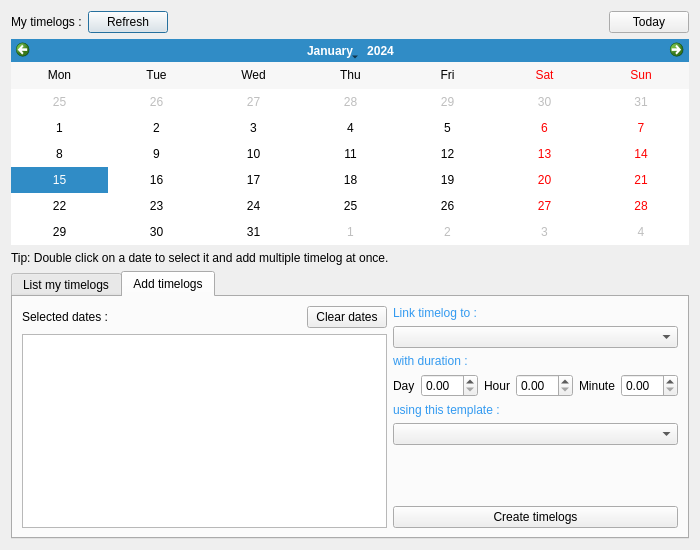
First picture: the form in Scripts/user_interfaces/AquariumTimelogs.ui, repository fatfish-lab/aquarium-studio-prism, before the edit.
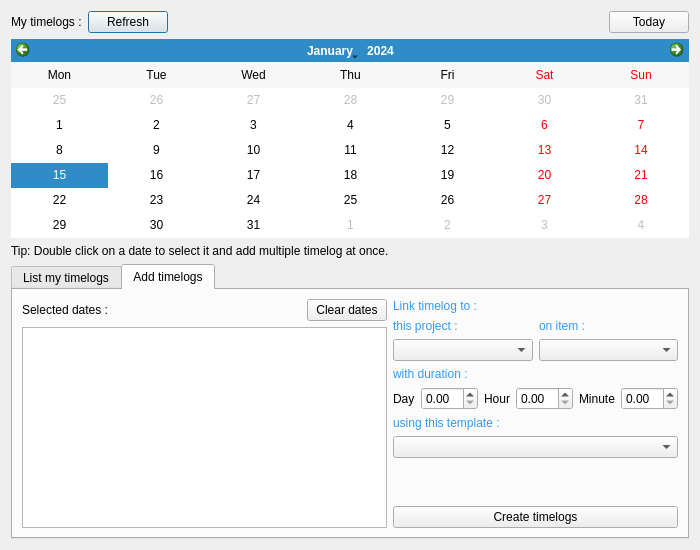
Second picture: the form after the edit.

Commit message: Add project selection from timelogs #21

```diff
--- a/Scripts/user_interfaces/AquariumTimelogs.ui
+++ b/Scripts/user_interfaces/AquariumTimelogs.ui
@@ -112,8 +112,6 @@
         <attribute name="title">
          <string>Add timelogs</string>
         </attribute>
-        <layout class="QGridLayout" name="gridLayout_4">
-         <item row="0" column="0">
           <layout class="QGridLayout" name="gridLayout_3">
            <item row="0" column="0">
             <layout class="QVBoxLayout" name="verticalLayout_5">
@@ -156,6 +154,8 @@
            <item row="0" column="1">
             <layout class="QVBoxLayout" name="verticalLayout">
              <item>
+            <layout class="QVBoxLayout" name="verticalLayout_4">
+             <item>
               <widget class="QLabel" name="l_linkto">
                <property name="styleSheet">
                 <string notr="true">color: #339af0;</string>
@@ -166,8 +166,41 @@
               </widget>
              </item>
              <item>
+              <layout class="QHBoxLayout" name="horizontalLayout_7">
+               <item>
+                <widget class="QLabel" name="l_linktoProject">
+                 <property name="styleSheet">
+                  <string notr="true">color: #339af0;</string>
+                 </property>
+                 <property name="text">
+                  <string>this project :</string>
+                 </property>
+                </widget>
+               </item>
+               <item>
+                <widget class="QLabel" name="l_linktoItem">
+                 <property name="styleSheet">
+                  <string notr="true">color: #339af0;</string>
+                 </property>
+                 <property name="text">
+                  <string>on item :</string>
+                 </property>
+                </widget>
+               </item>
+              </layout>
+             </item>
+             <item>
+              <layout class="QHBoxLayout" name="horizontalLayout_6">
+               <item>
+                <widget class="QComboBox" name="cb_projects"/>
+               </item>
+               <item>
               <widget class="QComboBox" name="cb_linkto"/>
              </item>
+              </layout>
+             </item>
+            </layout>
+           </item>
              <item>
               <widget class="QLabel" name="label">
                <property name="styleSheet">
@@ -244,8 +277,6 @@
                 <string>Create timelogs</string>
                </property>
               </widget>
-             </item>
-            </layout>
            </item>
           </layout>
          </item>
```
Lines whose indentation alone changed are shown as unchanged. The commit also changes 3 other files.
